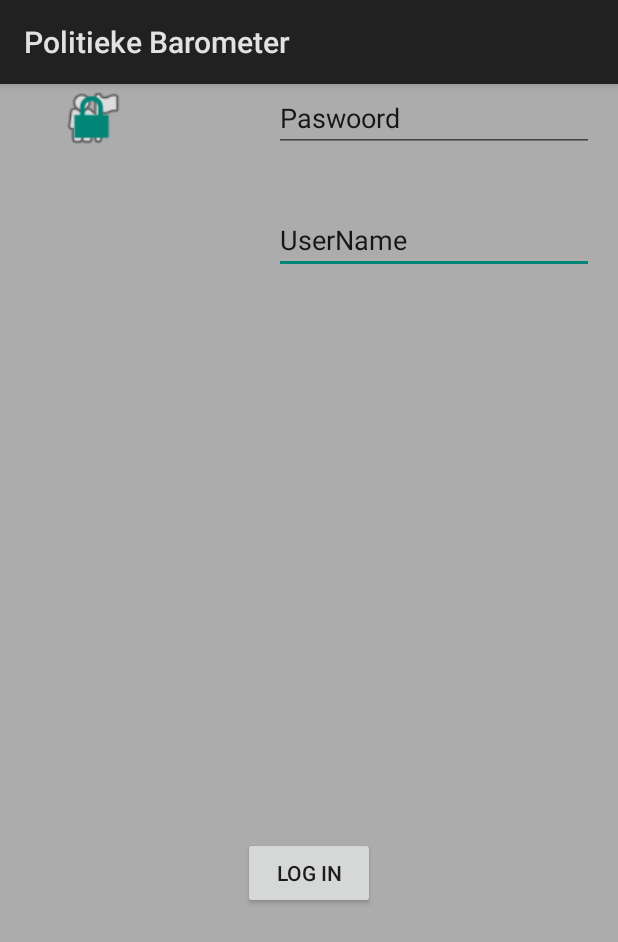
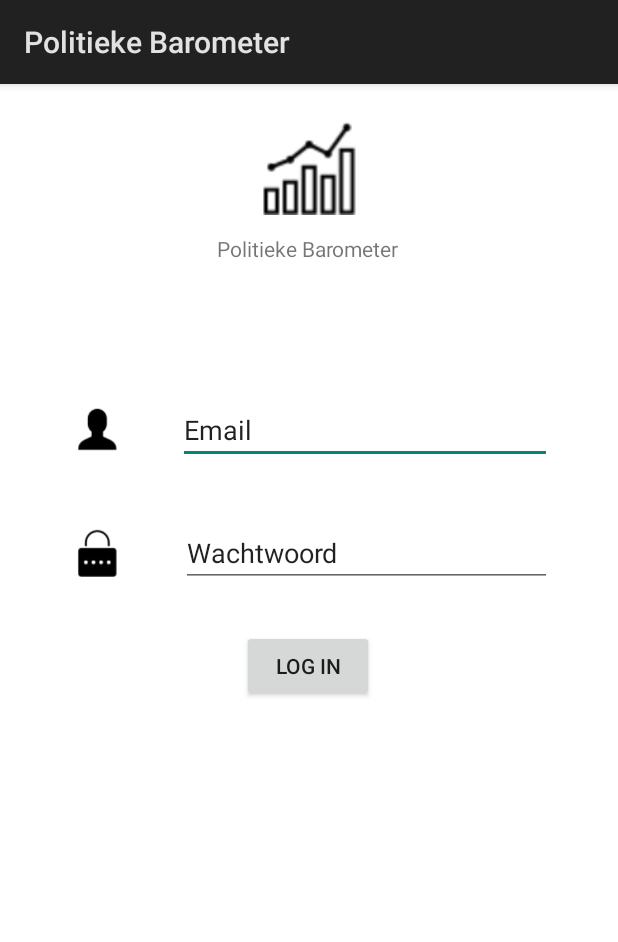
Before and after one commit to BiemansBart/integratieproject-android, an Android app: the screen it shows after launch (MainActivity), on a phone screen of 412 x 824 dp. Shown: the top 942 px of the screen. Run offline under Robolectric (Android 15) with nearby library versions, the phone set to English and light mode, and no system bars; our stand-ins replace ButterKnife, RxJava.

```diff
--- a/app/src/main/java/teamtwaalf/politiekebarometer/RestClient.java
+++ b/app/src/main/java/teamtwaalf/politiekebarometer/RestClient.java
@@ -99,6 +99,7 @@ public class RestClient {
                 dataFourthSubject.add(String.valueOf(random.nextInt(100)));
                 dataFifthSubject.add(String.valueOf(random.nextInt(100)));
             }
+
             Graph g = new Graph(1,
                     GraphType.line,
                     labels, dataFirstSubject,
@@ -113,6 +114,16 @@ public class RestClient {
                     fourthSubject,
                     fifthSubject
             );
+
+            //Set random graphtype
+            if(random.nextInt(100)>50){
+                g.setType(GraphType.line);
+            }else{
+                g.setType(GraphType.bar);
+            }
+
+
+
             GraphList.graphList.add(g);
         }
 
--- a/app/src/main/java/teamtwaalf/politiekebarometer/activity/MainActivity.java
+++ b/app/src/main/java/teamtwaalf/politiekebarometer/activity/MainActivity.java
@@ -2,29 +2,43 @@ package teamtwaalf.politiekebarometer.activity;
 
 import android.app.Activity;
 import android.content.Intent;
+import android.net.Uri;
 import android.os.Bundle;
 import android.view.View;
 import android.widget.Button;
 import android.widget.EditText;
+import android.widget.ImageView;
 
 import butterknife.BindView;
 import teamtwaalf.politiekebarometer.R;
 import teamtwaalf.politiekebarometer.RestClient;
 
 public class MainActivity extends Activity {
+    @BindView(R.id.ButtonInlog)
     Button logInButton;
     @BindView(R.id.editTextPassword)
     EditText editTextPassword;
     @BindView(R.id.editTextUserName)
     EditText editTextUserName;
-    @BindView(R.id.testTextView)
-    EditText testTextView;
+    @BindView(R.id.imgViewUsername)
+    ImageView imgViewUsername;
+    @BindView(R.id.imgViewPassword)
+    ImageView imgViewPassword;
+
 
     @Override
     protected void onCreate(Bundle savedInstanceState) {
         super.onCreate(savedInstanceState);
         setContentView(R.layout.activity_main);
         logInButton = findViewById(R.id.ButtonInlog);
+        imgViewUsername = findViewById(R.id.imgViewUsername);
+        imgViewUsername.setImageResource(R.drawable.user);
+        imgViewUsername.setPadding(10,10,10,10);
+
+        imgViewPassword = findViewById(R.id.imgViewPassword);
+        imgViewPassword.setImageResource(R.drawable.password);
+        imgViewPassword.setPadding(10,10,10,10);
+
         RestClient rc = new RestClient(this);
         rc.InitialiseGraphList();
         addEventHandlers();
--- a/app/src/main/java/teamtwaalf/politiekebarometer/model/Graph.java
+++ b/app/src/main/java/teamtwaalf/politiekebarometer/model/Graph.java
@@ -140,4 +140,8 @@ public class Graph {
         return FifthSubject;
     }
 
+    @Override
+    public String toString() {
+        return String.format("grafiek: {0} is van type: {1}", getTitle(), getType().toString());
+    }
 }
--- a/app/src/main/res/layout/activity_main.xml
+++ b/app/src/main/res/layout/activity_main.xml
@@ -2,70 +2,102 @@
 <android.support.constraint.ConstraintLayout xmlns:android="http://schemas.android.com/apk/res/android"
     xmlns:app="http://schemas.android.com/apk/res-auto"
     xmlns:tools="http://schemas.android.com/tools"
-    android:background="@color/LogInBackground"
     android:layout_width="match_parent"
     android:layout_height="match_parent"
-    tools:context="teamtwaalf.politiekebarometer.activity.MainActivity">
+    android:background="@color/LogInBackground"
+    tools:context="teamtwaalf.politiekebarometer.activity.MainActivity"
+    tools:layout_editor_absoluteY="81dp">
 
     <Button
         android:id="@+id/ButtonInlog"
         android:layout_width="wrap_content"
         android:layout_height="wrap_content"
+        android:layout_marginTop="364dp"
         android:text="@string/LogIn"
-        app:layout_constraintBottom_toBottomOf="parent"
+        app:layout_constraintHorizontal_bias="0.498"
         app:layout_constraintLeft_toLeftOf="parent"
-        app:layout_constraintRight_toRightOf="parent"
-        app:layout_constraintTop_toTopOf="parent"
-        app:layout_constraintVertical_bias="0.697" />
-
-    <EditText
-        android:id="@+id/editTextUserName"
-        android:layout_width="wrap_content"
-        android:layout_height="wrap_content"
-        android:layout_marginRight="16dp"
-        android:layout_marginTop="81dp"
-        android:ems="10"
-        android:inputType="textPersonName"
-        android:text="@string/UserName"
         app:layout_constraintRight_toRightOf="parent"
         app:layout_constraintTop_toTopOf="parent" />
 
     <EditText
+        android:id="@+id/editTextUserName"
+        android:layout_width="249dp"
+        android:layout_height="wrap_content"
+        android:layout_marginEnd="44dp"
+        android:layout_marginRight="16dp"
+        android:layout_marginStart="8dp"
+        android:layout_marginTop="208dp"
+        android:ems="10"
+        android:inputType="textPersonName"
+        android:text="@string/UserName"
+        app:layout_constraintEnd_toEndOf="parent"
+        app:layout_constraintHorizontal_bias="1.0"
+        app:layout_constraintRight_toRightOf="parent"
+        app:layout_constraintStart_toStartOf="@+id/imgViewUsername"
+        app:layout_constraintTop_toTopOf="parent" />
+
+    <EditText
         android:id="@+id/editTextPassword"
-        android:layout_width="wrap_content"
+        android:layout_width="247dp"
         android:layout_height="wrap_content"
+        android:layout_marginEnd="44dp"
         android:layout_marginRight="16dp"
+        android:layout_marginStart="8dp"
+        android:layout_marginTop="290dp"
         android:ems="10"
         android:inputType="textPersonName"
         android:text="@string/Paswoord"
+        app:layout_constraintEnd_toEndOf="parent"
+        app:layout_constraintHorizontal_bias="1.0"
         app:layout_constraintRight_toRightOf="parent"
-        tools:layout_editor_absoluteY="133dp" />
+        app:layout_constraintStart_toStartOf="@+id/imgViewPassword"
+        app:layout_constraintTop_toTopOf="parent" />
 
-    <TextView
-        android:id="@+id/testTextView"
-        android:layout_width="wrap_content"
-        android:layout_height="wrap_content"
-        android:layout_marginTop="41dp"
-        app:layout_constraintLeft_toLeftOf="parent"
-        app:layout_constraintRight_toRightOf="parent"
-        app:layout_constraintTop_toBottomOf="@+id/ButtonInlog" />
+    <ImageView
+        android:id="@+id/imgViewUsername"
+        android:layout_width="50dp"
+        android:layout_height="45dp"
+        android:layout_marginStart="40dp"
+        android:layout_marginTop="208dp"
+        android:background="@android:color/background_light"
+        android:src="@android:color/background_light"
+        app:layout_constraintStart_toStartOf="parent"
+        app:layout_constraintTop_toTopOf="parent" />
+
+    <ImageView
+        android:id="@+id/imgViewPassword"
+        android:layout_width="50dp"
+        android:layout_height="45dp"
+        android:layout_marginStart="40dp"
+        android:layout_marginTop="290dp"
+        android:background="@android:color/background_light"
+        android:src="@android:color/background_light"
+        app:layout_constraintStart_toStartOf="parent"
+        app:layout_constraintTop_toTopOf="parent" />
 
     <ImageView
         android:id="@+id/imageView"
-        android:layout_width="91dp"
-        android:layout_height="45dp"
-        android:layout_marginLeft="16dp"
-        android:src="@android:drawable/ic_menu_myplaces"
+        android:layout_width="75dp"
+        android:layout_height="63dp"
+        android:layout_marginTop="24dp"
+        android:src="@drawable/graph"
+        app:layout_constraintEnd_toEndOf="parent"
         app:layout_constraintLeft_toLeftOf="parent"
-        tools:layout_editor_absoluteY="81dp" />
+        app:layout_constraintRight_toRightOf="parent"
+        app:layout_constraintStart_toStartOf="parent"
+        app:layout_constraintTop_toTopOf="parent" />
 
-    <ImageView
-        android:id="@+id/imageView2"
-        android:layout_width="90dp"
-        android:layout_height="44dp"
-        android:layout_marginLeft="16dp"
-        android:src="@android:drawable/ic_lock_lock"
+    <TextView
+        android:id="@+id/textView"
+        android:layout_width="wrap_content"
+        android:layout_height="wrap_content"
+        android:layout_marginTop="100dp"
+        android:text="@string/app_name"
+        app:layout_constraintEnd_toEndOf="parent"
+        app:layout_constraintHorizontal_bias="0.498"
         app:layout_constraintLeft_toLeftOf="parent"
-        tools:layout_editor_absoluteY="133dp" />
+        app:layout_constraintRight_toRightOf="parent"
+        app:layout_constraintStart_toStartOf="parent"
+        app:layout_constraintTop_toTopOf="parent" />
 
 </android.support.constraint.ConstraintLayout>
--- a/app/src/main/res/values/colors.xml
+++ b/app/src/main/res/values/colors.xml
@@ -3,5 +3,5 @@
     <color name="colorPrimary">#3F51B5</color>
     <color name="colorPrimaryDark">#303F9F</color>
     <color name="colorAccent">#FF4081</color>
-    <color name="LogInBackground">#acacac</color>
+    <color name="LogInBackground">#FFFFFF</color>
 </resources>
--- a/app/src/main/res/values/strings.xml
+++ b/app/src/main/res/values/strings.xml
@@ -1,6 +1,6 @@
 <resources>
     <string name="app_name">Politieke Barometer</string>
-    <string name="UserName">UserName</string>
-    <string name="Paswoord">Paswoord</string>
+    <string name="UserName">Email</string>
+    <string name="Paswoord">Wachtwoord</string>
     <string name="LogIn">Log in</string>
 </resources>
```
Also changed, not shown: app/src/main/java/teamtwaalf/politiekebarometer/adapter/GraphAdapter.java (+65 -32 lines), app/src/main/res/drawable/graph.png (added), app/src/main/res/drawable/password.png (added), app/src/main/res/drawable/user.png (added).
